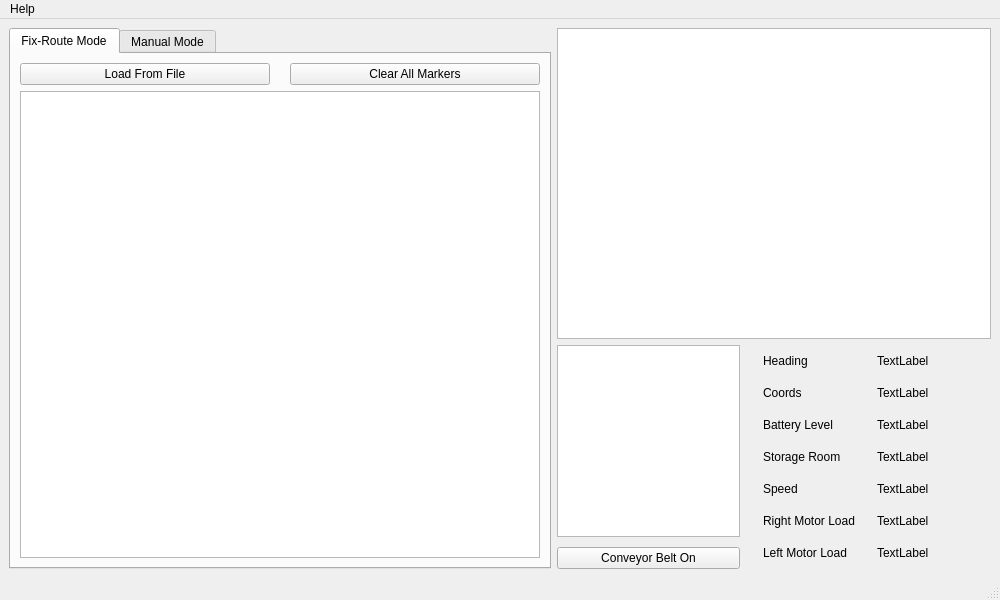
Before: the Qt Designer form mainwindow.ui in ece477grp6/GCB_UI, drawn with Qt 5.
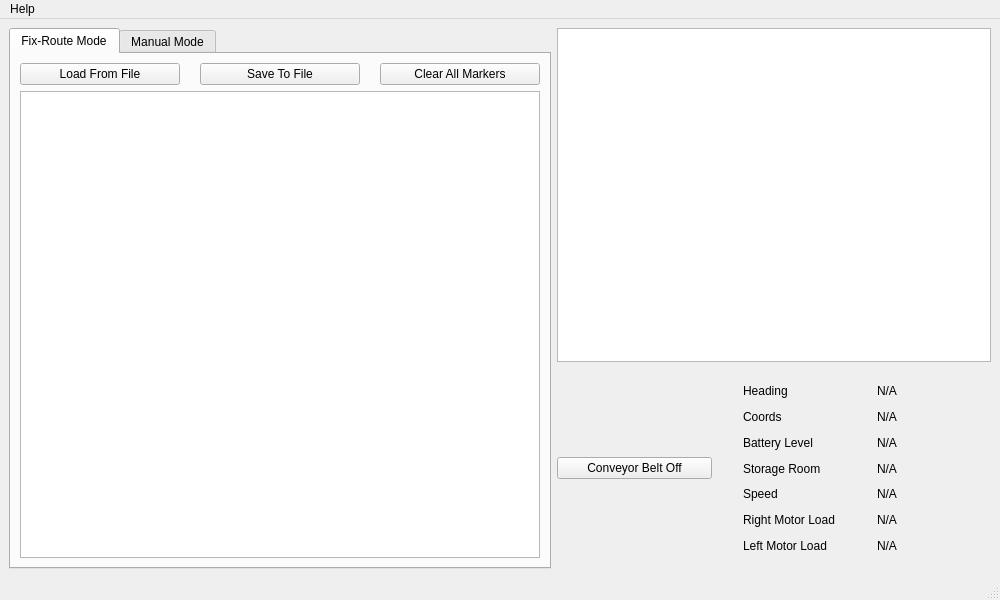
After: the same form once the commit is applied.

What changed in the file:
```diff
--- a/mainwindow.ui
+++ b/mainwindow.ui
@@ -67,6 +67,13 @@
                   </property>
                  </widget>
                 </item>
+                <item>
+                 <widget class="QPushButton" name="pushButton_saveToFile">
+                  <property name="text">
+                   <string>Save To File</string>
+                  </property>
+                 </widget>
+                </item>
                 <item>
                  <widget class="QPushButton" name="pushButton_clearMarkers">
                   <property name="text">
@@ -123,12 +130,12 @@
        </layout>
       </item>
       <item>
-       <layout class="QVBoxLayout" name="verticalLayout_6">
+       <layout class="QVBoxLayout" name="verticalLayout_infoAll" stretch="5,3">
         <item>
          <widget class="QGraphicsView" name="graphicsView_camera"/>
         </item>
         <item>
-         <layout class="QHBoxLayout" name="horizontalLayout" stretch="8,1,10">
+         <layout class="QHBoxLayout" name="horizontalLayout_infoPart" stretch="5,1,8">
           <property name="spacing">
            <number>0</number>
           </property>
@@ -137,32 +144,16 @@
             <property name="spacing">
              <number>10</number>
             </property>
-            <item>
-             <widget class="QGraphicsView" name="graphicsView_Compass">
-              <property name="sizePolicy">
-               <sizepolicy hsizetype="Expanding" vsizetype="Preferred">
-                <horstretch>1</horstretch>
-                <verstretch>1</verstretch>
-               </sizepolicy>
-              </property>
-              <property name="sizeIncrement">
-               <size>
-                <width>1</width>
-                <height>1</height>
-               </size>
-              </property>
-              <property name="baseSize">
-               <size>
-                <width>1</width>
-                <height>1</height>
-               </size>
-              </property>
-             </widget>
-            </item>
             <item>
              <widget class="QPushButton" name="pushButton_belt">
+              <property name="sizePolicy">
+               <sizepolicy hsizetype="Minimum" vsizetype="Fixed">
+                <horstretch>0</horstretch>
+                <verstretch>0</verstretch>
+               </sizepolicy>
+              </property>
               <property name="text">
-               <string>Conveyor Belt On</string>
+               <string>Conveyor Belt Off</string>
               </property>
              </widget>
             </item>
@@ -179,7 +170,7 @@
             <property name="sizeHint" stdset="0">
              <size>
               <width>20</width>
-              <height>20</height>
+              <height>10</height>
              </size>
             </property>
            </spacer>
@@ -189,10 +180,19 @@
             <property name="sizeConstraint">
              <enum>QLayout::SetFixedSize</enum>
             </property>
+            <property name="topMargin">
+             <number>10</number>
+            </property>
+            <property name="bottomMargin">
+             <number>10</number>
+            </property>
+            <property name="horizontalSpacing">
+             <number>20</number>
+            </property>
             <item row="5" column="0">
              <widget class="QLabel" name="label_right_motor">
               <property name="sizePolicy">
-               <sizepolicy hsizetype="Preferred" vsizetype="Preferred">
+               <sizepolicy hsizetype="Expanding" vsizetype="Expanding">
                 <horstretch>0</horstretch>
                 <verstretch>0</verstretch>
                </sizepolicy>
@@ -205,7 +205,7 @@
             <item row="0" column="0">
              <widget class="QLabel" name="label_heading">
               <property name="sizePolicy">
-               <sizepolicy hsizetype="Preferred" vsizetype="Preferred">
+               <sizepolicy hsizetype="Expanding" vsizetype="Expanding">
                 <horstretch>0</horstretch>
                 <verstretch>0</verstretch>
                </sizepolicy>
@@ -218,33 +218,33 @@
             <item row="2" column="1">
              <widget class="QLabel" name="label_battery_info">
               <property name="sizePolicy">
-               <sizepolicy hsizetype="Preferred" vsizetype="Preferred">
+               <sizepolicy hsizetype="Expanding" vsizetype="Expanding">
                 <horstretch>0</horstretch>
                 <verstretch>0</verstretch>
                </sizepolicy>
               </property>
               <property name="text">
-               <string>TextLabel</string>
+               <string>N/A</string>
               </property>
              </widget>
             </item>
             <item row="5" column="1">
              <widget class="QLabel" name="label_right_motor_info">
               <property name="sizePolicy">
-               <sizepolicy hsizetype="Preferred" vsizetype="Preferred">
+               <sizepolicy hsizetype="Expanding" vsizetype="Expanding">
                 <horstretch>0</horstretch>
                 <verstretch>0</verstretch>
                </sizepolicy>
               </property>
               <property name="text">
-               <string>TextLabel</string>
+               <string>N/A</string>
               </property>
              </widget>
             </item>
             <item row="4" column="0">
              <widget class="QLabel" name="label_speed">
               <property name="sizePolicy">
-               <sizepolicy hsizetype="Preferred" vsizetype="Preferred">
+               <sizepolicy hsizetype="Expanding" vsizetype="Expanding">
                 <horstretch>0</horstretch>
                 <verstretch>0</verstretch>
                </sizepolicy>
@@ -257,7 +257,7 @@
             <item row="1" column="0">
              <widget class="QLabel" name="label_coords">
               <property name="sizePolicy">
-               <sizepolicy hsizetype="Preferred" vsizetype="Preferred">
+               <sizepolicy hsizetype="Expanding" vsizetype="Expanding">
                 <horstretch>0</horstretch>
                 <verstretch>0</verstretch>
                </sizepolicy>
@@ -270,46 +270,52 @@
             <item row="1" column="1">
              <widget class="QLabel" name="label_coords_info">
               <property name="sizePolicy">
-               <sizepolicy hsizetype="Preferred" vsizetype="Preferred">
+               <sizepolicy hsizetype="Expanding" vsizetype="Expanding">
                 <horstretch>0</horstretch>
                 <verstretch>0</verstretch>
                </sizepolicy>
               </property>
               <property name="text">
-               <string>TextLabel</string>
+               <string>N/A</string>
+              </property>
+              <property name="textFormat">
+               <enum>Qt::AutoText</enum>
+              </property>
+              <property name="wordWrap">
+               <bool>true</bool>
               </property>
              </widget>
             </item>
             <item row="4" column="1">
              <widget class="QLabel" name="label_speed_info">
               <property name="sizePolicy">
-               <sizepolicy hsizetype="Preferred" vsizetype="Preferred">
+               <sizepolicy hsizetype="Expanding" vsizetype="Expanding">
                 <horstretch>0</horstretch>
                 <verstretch>0</verstretch>
                </sizepolicy>
               </property>
               <property name="text">
-               <string>TextLabel</string>
+               <string>N/A</string>
               </property>
              </widget>
             </item>
             <item row="3" column="1">
              <widget class="QLabel" name="label_storage_info">
               <property name="sizePolicy">
-               <sizepolicy hsizetype="Preferred" vsizetype="Preferred">
+               <sizepolicy hsizetype="Expanding" vsizetype="Expanding">
                 <horstretch>0</horstretch>
                 <verstretch>0</verstretch>
                </sizepolicy>
               </property>
               <property name="text">
-               <string>TextLabel</string>
+               <string>N/A</string>
               </property>
              </widget>
             </item>
             <item row="3" column="0">
              <widget class="QLabel" name="label_storage">
               <property name="sizePolicy">
-               <sizepolicy hsizetype="Preferred" vsizetype="Preferred">
+               <sizepolicy hsizetype="Expanding" vsizetype="Expanding">
                 <horstretch>0</horstretch>
                 <verstretch>0</verstretch>
                </sizepolicy>
@@ -322,7 +328,7 @@
             <item row="2" column="0">
              <widget class="QLabel" name="label_battery">
               <property name="sizePolicy">
-               <sizepolicy hsizetype="Preferred" vsizetype="Preferred">
+               <sizepolicy hsizetype="Expanding" vsizetype="Expanding">
                 <horstretch>0</horstretch>
                 <verstretch>0</verstretch>
                </sizepolicy>
@@ -335,7 +341,7 @@
             <item row="6" column="0">
              <widget class="QLabel" name="label_left_motor">
               <property name="sizePolicy">
-               <sizepolicy hsizetype="Preferred" vsizetype="Preferred">
+               <sizepolicy hsizetype="Expanding" vsizetype="Expanding">
                 <horstretch>0</horstretch>
                 <verstretch>0</verstretch>
                </sizepolicy>
@@ -348,26 +354,26 @@
             <item row="6" column="1">
              <widget class="QLabel" name="label_1left_motor_info">
               <property name="sizePolicy">
-               <sizepolicy hsizetype="Preferred" vsizetype="Preferred">
+               <sizepolicy hsizetype="Expanding" vsizetype="Expanding">
                 <horstretch>0</horstretch>
                 <verstretch>0</verstretch>
                </sizepolicy>
               </property>
               <property name="text">
-               <string>TextLabel</string>
+               <string>N/A</string>
               </property>
              </widget>
             </item>
             <item row="0" column="1">
              <widget class="QLabel" name="label_heading_info">
               <property name="sizePolicy">
-               <sizepolicy hsizetype="Preferred" vsizetype="Preferred">
+               <sizepolicy hsizetype="Expanding" vsizetype="Expanding">
                 <horstretch>0</horstretch>
                 <verstretch>0</verstretch>
                </sizepolicy>
               </property>
               <property name="text">
-               <string>TextLabel</string>
+               <string>N/A</string>
               </property>
              </widget>
             </item>
```
Left out of the diff: 21 changed lines with no effect on the pictures.
